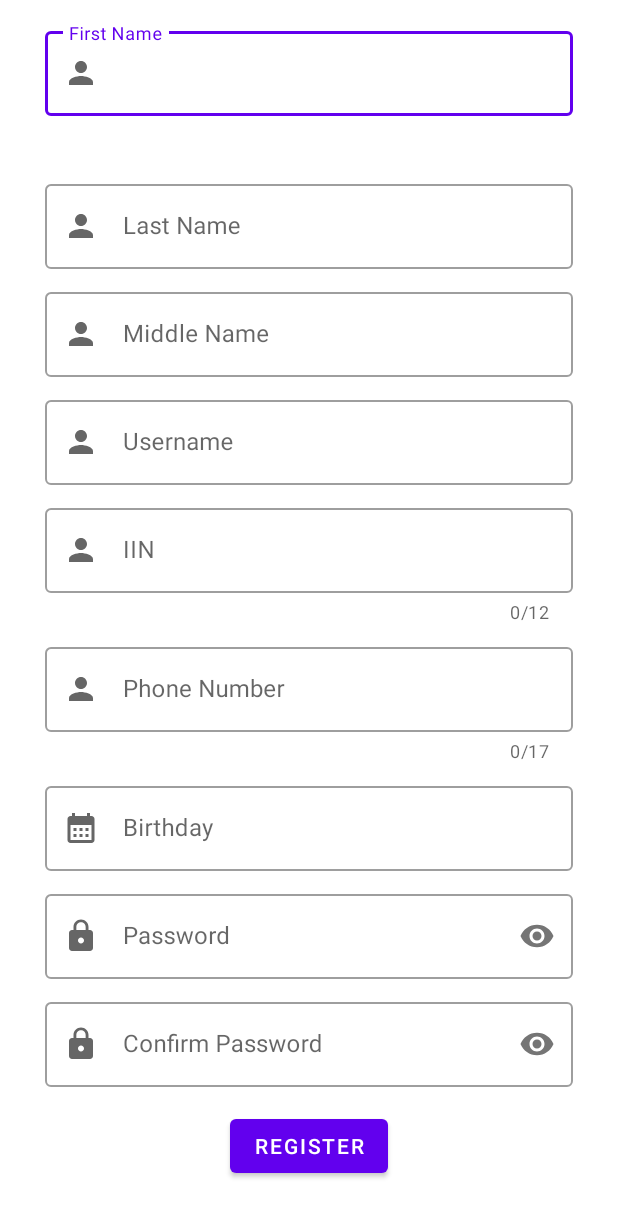
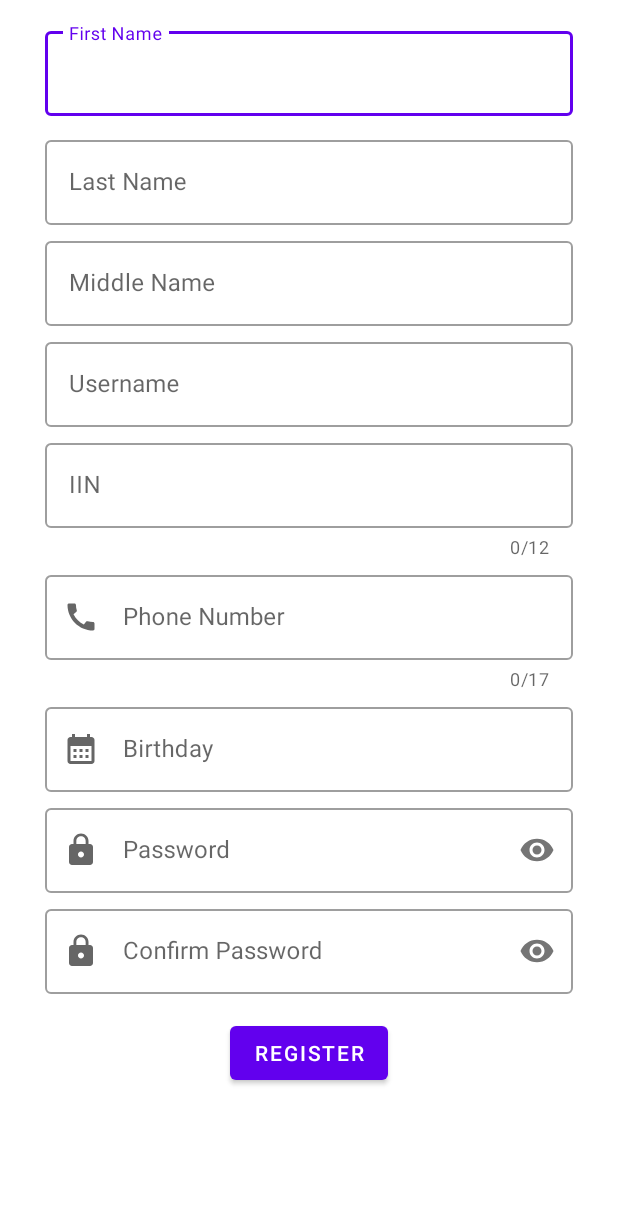
Before and after one commit to alibek228k/VerifircationProject, an Android app: the layout activity_register.xml on its own in the app's theme, with its tools: preview values and no code run, on a phone screen of 412 x 824 dp. Shown: the top 1217 px of the screen. Run offline under Robolectric (Android 15) with nearby library versions, the phone set to English and light mode, and no system bars.

Commit message:
adjust UI components

```diff
--- /dev/null
+++ b/app/src/main/res/drawable/ic_call.xml
@@ -0,0 +1,10 @@
+<vector xmlns:android="http://schemas.android.com/apk/res/android"
+    android:width="24dp"
+    android:height="24dp"
+    android:viewportWidth="24"
+    android:viewportHeight="24"
+    android:tint="?attr/colorControlNormal">
+  <path
+      android:fillColor="@android:color/white"
+      android:pathData="M20.01,15.38c-1.23,0 -2.42,-0.2 -3.53,-0.56 -0.35,-0.12 -0.74,-0.03 -1.01,0.24l-1.57,1.97c-2.83,-1.35 -5.48,-3.9 -6.89,-6.83l1.95,-1.66c0.27,-0.28 0.35,-0.67 0.24,-1.02 -0.37,-1.11 -0.56,-2.3 -0.56,-3.53 0,-0.54 -0.45,-0.99 -0.99,-0.99H4.19C3.65,3 3,3.24 3,3.99 3,13.28 10.73,21 20.01,21c0.71,0 0.99,-0.63 0.99,-1.18v-3.45c0,-0.54 -0.45,-0.99 -0.99,-0.99z"/>
+</vector>
--- a/app/src/main/res/layout/activity_register.xml
+++ b/app/src/main/res/layout/activity_register.xml
@@ -21,10 +21,9 @@
             android:layout_marginStart="30dp"
             android:layout_marginTop="15dp"
             android:layout_marginEnd="30dp"
-            android:layout_marginBottom="30dp"
+            android:layout_marginBottom="5dp"
             android:hint="@string/first_name"
-            android:minHeight="40dp"
-            app:startIconDrawable="@drawable/ic_person">
+            android:minHeight="40dp">
 
             <com.google.android.material.textfield.TextInputEditText
                 android:layout_width="match_parent"
@@ -41,11 +40,10 @@
             android:layout_width="match_parent"
             android:layout_height="wrap_content"
             android:layout_marginStart="30dp"
-            android:layout_marginTop="10dp"
             android:layout_marginEnd="30dp"
+            android:layout_marginTop="5dp"
             android:hint="@string/last_name"
-            android:minHeight="40dp"
-            app:startIconDrawable="@drawable/ic_person">
+            android:minHeight="40dp">
 
             <com.google.android.material.textfield.TextInputEditText
                 android:layout_width="match_parent"
@@ -62,11 +60,10 @@
             android:layout_width="match_parent"
             android:layout_height="wrap_content"
             android:layout_marginStart="30dp"
-            android:layout_marginTop="10dp"
+            android:layout_marginTop="5dp"
             android:layout_marginEnd="30dp"
             android:hint="@string/middle_name"
-            android:minHeight="40dp"
-            app:startIconDrawable="@drawable/ic_person">
+            android:minHeight="40dp">
 
             <com.google.android.material.textfield.TextInputEditText
                 android:layout_width="match_parent"
@@ -84,11 +81,10 @@
             android:layout_width="match_parent"
             android:layout_height="wrap_content"
             android:layout_marginStart="30dp"
-            android:layout_marginTop="10dp"
+            android:layout_marginTop="5dp"
             android:layout_marginEnd="30dp"
             android:hint="@string/username"
-            android:minHeight="40dp"
-            app:startIconDrawable="@drawable/ic_person">
+            android:minHeight="40dp">
 
             <com.google.android.material.textfield.TextInputEditText
                 android:layout_width="match_parent"
@@ -106,13 +102,12 @@
             android:layout_width="match_parent"
             android:layout_height="wrap_content"
             android:layout_marginStart="30dp"
-            android:layout_marginTop="10dp"
+            android:layout_marginTop="5dp"
             android:layout_marginEnd="30dp"
             android:hint="@string/iin"
             android:minHeight="40dp"
             app:counterEnabled="true"
-            app:counterMaxLength="12"
-            app:startIconDrawable="@drawable/ic_person">
+            app:counterMaxLength="12">
 
             <com.google.android.material.textfield.TextInputEditText
                 android:layout_width="match_parent"
@@ -131,14 +126,14 @@
             android:layout_width="match_parent"
             android:layout_height="wrap_content"
             android:layout_marginStart="30dp"
-            android:layout_marginTop="10dp"
+            android:layout_marginTop="5dp"
             android:layout_marginEnd="30dp"
             android:hint="@string/phone_number"
             android:minHeight="40dp"
             app:counterEnabled="true"
             app:counterMaxLength="17"
             app:placeholderText="+77751600801"
-            app:startIconDrawable="@drawable/ic_person">
+            app:startIconDrawable="@drawable/ic_call">
 
             <com.google.android.material.textfield.TextInputEditText
                 android:layout_width="match_parent"
@@ -158,7 +153,7 @@
             android:layout_width="match_parent"
             android:layout_height="wrap_content"
             android:layout_marginStart="30dp"
-            android:layout_marginTop="10dp"
+            android:layout_marginTop="5dp"
             android:layout_marginEnd="30dp"
             android:focusableInTouchMode="false"
             android:hint="@string/birthday"
@@ -183,7 +178,7 @@
             android:layout_width="match_parent"
             android:layout_height="wrap_content"
             android:layout_marginStart="30dp"
-            android:layout_marginTop="10dp"
+            android:layout_marginTop="5dp"
             android:layout_marginEnd="30dp"
             android:hint="@string/password"
             android:minHeight="40dp"
@@ -205,7 +200,7 @@
             android:layout_width="match_parent"
             android:layout_height="wrap_content"
             android:layout_marginStart="30dp"
-            android:layout_marginTop="10dp"
+            android:layout_marginTop="5dp"
             android:layout_marginEnd="30dp"
             android:hint="@string/confirm_password"
             android:minHeight="40dp"
```
Also changed, not shown: app/src/main/java/com/example/android/validationproject/RegisterActivity.kt (+105 -75 lines), app/src/main/res/drawable/ic_drop_down.xml (added, +10 -0 lines), app/src/main/res/layout/activity_another.xml (+12 -0 lines), app/src/main/res/values/strings.xml (+10 -9 lines), 4 other files.
